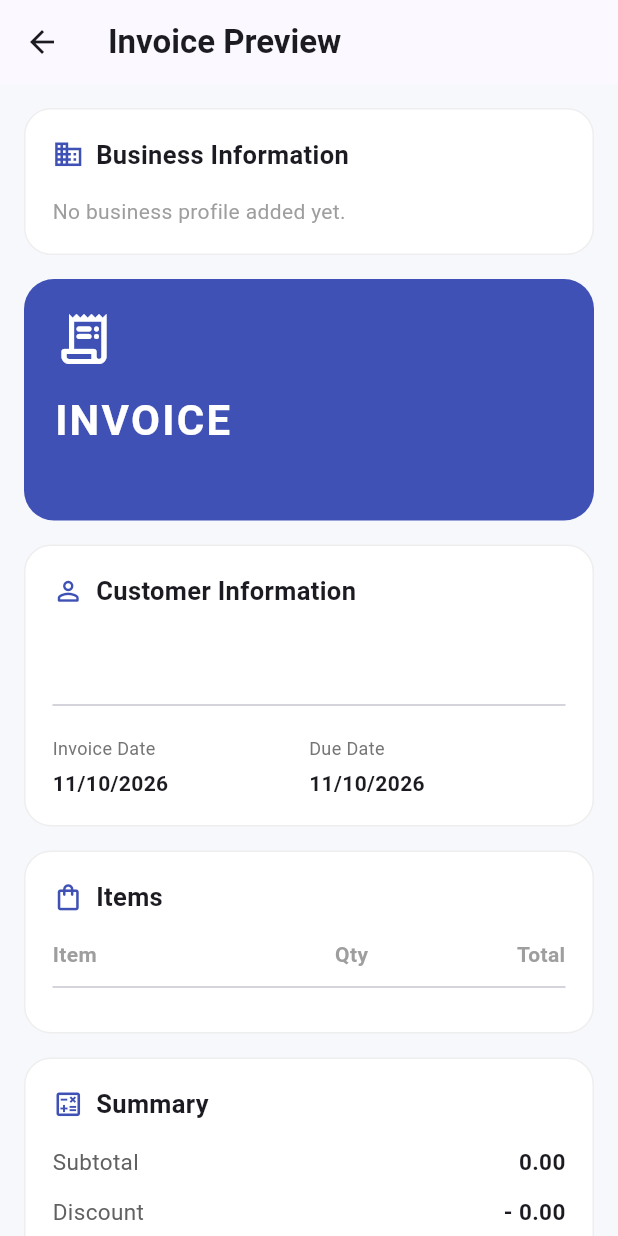
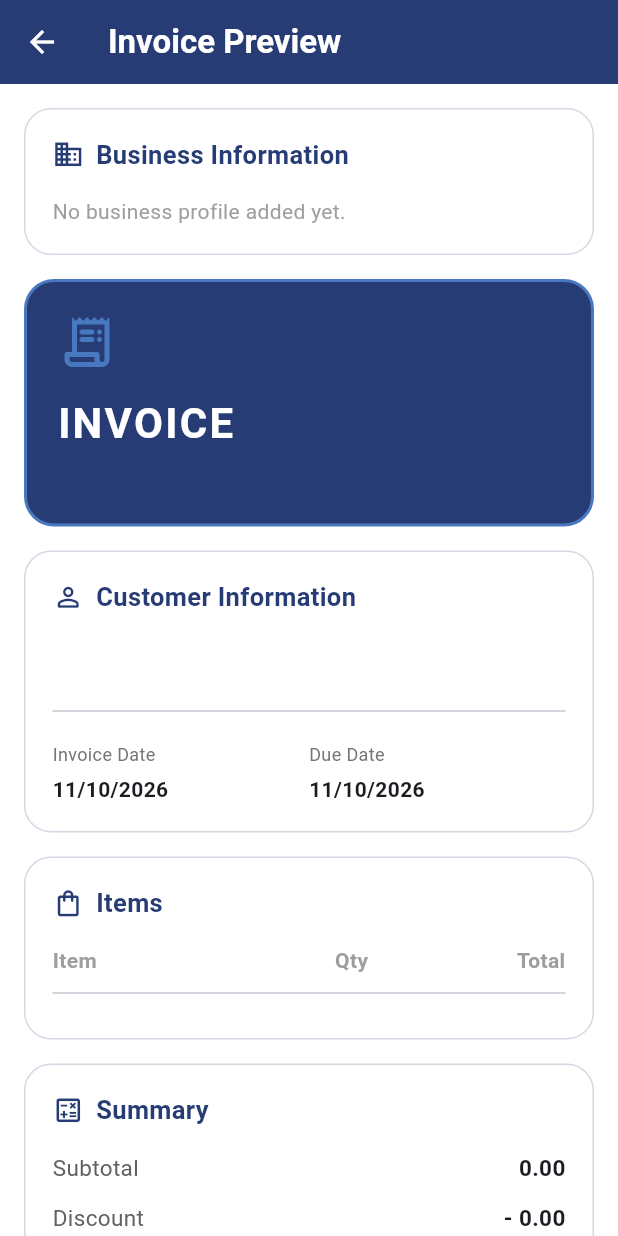
Before and after one commit to MuhammadSirajShah/Invoice-Bill-Maker-, a Flutter app: the InvoicePreviewScreen screen opened directly with empty values, on a phone screen of 412 x 824 dp. Run offline on Flutter 3.47's test engine with Material 3 defaults, Android fonts, the phone set to English and light mode, and no system bars; our stand-ins replace image_picker, pdf, share_plus, shared_preferences; accounts and stored records are empty.

Commit message:
Update project

```diff
--- a/lib/screens/Invoice Templates Screen/invoice_templates_screen.dart
+++ b/lib/screens/Invoice Templates Screen/invoice_templates_screen.dart
@@ -76,7 +76,7 @@ class _InvoiceTemplatesScreenState
           crossAxisCount: 2,
           crossAxisSpacing: 14,
           mainAxisSpacing: 14,
-          childAspectRatio: 0.78,
+          childAspectRatio: 0.62,
         ),
         itemBuilder: (context, index) {
           final template =
--- a/lib/screens/invoice_preview_screen.dart
+++ b/lib/screens/invoice_preview_screen.dart
@@ -4,8 +4,10 @@ import 'dart:io';
 import 'package:flutter/material.dart';
 import 'package:share_plus/share_plus.dart';
 
+import '../models/Invoice Template Model/invoice_template_model.dart';
 import '../models/business_model.dart';
 import '../models/invoice_model.dart';
+import '../services/Invoice Template Storage Service/invoice_template_storage_service.dart';
 import '../services/business_storage_service.dart';
 import '../services/pdf_service.dart';
 
@@ -26,6 +28,9 @@ class _InvoicePreviewScreenState
     extends State<InvoicePreviewScreen> {
   BusinessModel? business;
 
+  InvoiceTemplateModel selectedTemplate =
+      InvoiceTemplateModel.templates.first;
+
   bool isLoadingBusiness = true;
 
   @override
@@ -39,10 +44,14 @@ class _InvoicePreviewScreenState
       final savedBusiness =
       await BusinessStorageService.getBusiness();
 
+      final savedTemplate = await InvoiceTemplateStorageService
+          .getSelectedTemplate();
+
       if (!mounted) return;
 
       setState(() {
         business = savedBusiness;
+        selectedTemplate = savedTemplate;
         isLoadingBusiness = false;
       });
     } catch (e) {
@@ -54,7 +63,7 @@ class _InvoicePreviewScreenState
 
       ScaffoldMessenger.of(context).showSnackBar(
         SnackBar(
-          content: Text('Could not load business profile: $e'),
+          content: Text('Could not load invoice settings: $e'),
         ),
       );
     }
@@ -95,9 +104,7 @@ class _InvoicePreviewScreenState
           title: 'Share Invoice',
           subject: 'Invoice ${widget.invoice.invoiceNumber}',
           text: 'Invoice ${widget.invoice.invoiceNumber}',
-          files: [
-            XFile(filePath),
-          ],
+          files: [XFile(filePath)],
         ),
       );
 
@@ -124,8 +131,10 @@ class _InvoicePreviewScreenState
   @override
   Widget build(BuildContext context) {
     final invoice = widget.invoice;
+    final template = selectedTemplate;
 
     return Scaffold(
+      backgroundColor: template.backgroundColor,
       appBar: AppBar(
         title: const Text(
           'Invoice Preview',
@@ -133,6 +142,8 @@ class _InvoicePreviewScreenState
             fontWeight: FontWeight.bold,
           ),
         ),
+        backgroundColor: template.primaryColor,
+        foregroundColor: Colors.white,
       ),
       body: isLoadingBusiness
           ? const Center(
@@ -142,18 +153,37 @@ class _InvoicePreviewScreenState
         padding: const EdgeInsets.all(16),
         child: Column(
           children: [
-            _BusinessSection(business: business),
+            _BusinessSection(
+              business: business,
+              template: template,
+            ),
             const SizedBox(height: 16),
-            _InvoiceHeader(invoice: invoice),
+            _InvoiceHeader(
+              invoice: invoice,
+              template: template,
+            ),
             const SizedBox(height: 16),
-            _CustomerSection(invoice: invoice),
+            _CustomerSection(
+              invoice: invoice,
+              primaryColor: template.primaryColor,
+            ),
             const SizedBox(height: 16),
-            _ItemsSection(invoice: invoice),
+            _ItemsSection(
+              invoice: invoice,
+              primaryColor: template.primaryColor,
+            ),
             const SizedBox(height: 16),
-            _SummarySection(invoice: invoice),
+            _SummarySection(
+              invoice: invoice,
+              primaryColor: template.primaryColor,
+              accentColor: template.accentColor,
+            ),
             if (invoice.notes.isNotEmpty) ...[
               const SizedBox(height: 16),
-              _NotesSection(invoice: invoice),
+              _NotesSection(
+                invoice: invoice,
+                primaryColor: template.primaryColor,
+              ),
             ],
             const SizedBox(height: 24),
             SizedBox(
@@ -161,6 +191,10 @@ class _InvoicePreviewScreenState
               height: 55,
               child: ElevatedButton.icon(
                 onPressed: _generatePdf,
+                style: ElevatedButton.styleFrom(
+                  backgroundColor: template.primaryColor,
+                  foregroundColor: Colors.white,
+                ),
                 icon: const Icon(
                   Icons.picture_as_pdf_outlined,
                 ),
@@ -179,6 +213,12 @@ class _InvoicePreviewScreenState
               height: 55,
               child: OutlinedButton.icon(
                 onPressed: _shareInvoice,
+                style: OutlinedButton.styleFrom(
+                  foregroundColor: template.primaryColor,
+                  side: BorderSide(
+                    color: template.primaryColor,
+                  ),
+                ),
                 icon: const Icon(Icons.share_outlined),
                 label: const Text(
                   'Share Invoice',
@@ -199,9 +239,11 @@ class _InvoicePreviewScreenState
 
 class _BusinessSection extends StatelessWidget {
   final BusinessModel? business;
+  final InvoiceTemplateModel template;
 
   const _BusinessSection({
     required this.business,
+    required this.template,
   });
 
   @override
@@ -210,6 +252,7 @@ class _BusinessSection extends StatelessWidget {
       return _SectionCard(
         title: 'Business Information',
         icon: Icons.business_outlined,
+        primaryColor: template.primaryColor,
         child: const Text(
           'No business profile added yet.',
           style: TextStyle(color: Colors.grey),
@@ -230,7 +273,7 @@ class _BusinessSection extends StatelessWidget {
       width: double.infinity,
       padding: const EdgeInsets.all(20),
       decoration: BoxDecoration(
-        color: Colors.indigo,
+        color: template.primaryColor,
         borderRadius: BorderRadius.circular(20),
       ),
       child: Column(
@@ -264,7 +307,6 @@ class _BusinessSection extends StatelessWidget {
               ),
             ],
           ),
-
           if (hasLogo) ...[
             const SizedBox(height: 18),
             Center(
@@ -280,17 +322,16 @@ class _BusinessSection extends StatelessWidget {
                   File(path),
                   fit: BoxFit.contain,
                   errorBuilder: (context, error, stackTrace) {
-                    return const Icon(
+                    return Icon(
                       Icons.business,
                       size: 45,
-                      color: Colors.indigo,
+                      color: template.primaryColor,
                     );
                   },
                 ),
               ),
             ),
           ],
-
           const SizedBox(height: 16),
           Text(
             business!.businessName,
@@ -300,7 +341,6 @@ class _BusinessSection extends StatelessWidget {
               fontWeight: FontWeight.bold,
             ),
           ),
-
           if (hasPhone) ...[
             const SizedBox(height: 10),
             _BusinessInfoRow(
@@ -364,9 +404,11 @@ class _BusinessInfoRow extends StatelessWidget {
 
 class _InvoiceHeader extends StatelessWidget {
   final InvoiceModel invoice;
+  final InvoiceTemplateModel template;
 
   const _InvoiceHeader({
     required this.invoice,
+    required this.template,
   });
 
   @override
@@ -375,15 +417,19 @@ class _InvoiceHeader extends StatelessWidget {
       width: double.infinity,
       padding: const EdgeInsets.all(20),
       decoration: BoxDecoration(
-        color: Colors.indigo,
+        color: template.primaryColor,
         borderRadius: BorderRadius.circular(20),
+        border: Border.all(
+          color: template.accentColor,
+          width: 2,
+        ),
       ),
       child: Column(
         crossAxisAlignment: CrossAxisAlignment.start,
         children: [
-          const Icon(
+          Icon(
             Icons.receipt_long_rounded,
-            color: Colors.white,
+            color: template.accentColor,
             size: 40,
           ),
           const SizedBox(height: 14),
@@ -412,9 +458,11 @@ class _InvoiceHeader extends StatelessWidget {
 
 class _CustomerSection extends StatelessWidget {
   final InvoiceModel invoice;
+  final Color primaryColor;
 
   const _CustomerSection({
     required this.invoice,
+    required this.primaryColor,
   });
 
   @override
@@ -422,6 +470,7 @@ class _CustomerSection extends StatelessWidget {
     return _SectionCard(
       title: 'Customer Information',
       icon: Icons.person_outline_rounded,
+      primaryColor: primaryColor,
       child: Column(
         crossAxisAlignment: CrossAxisAlignment.start,
         children: [
@@ -473,9 +522,11 @@ class _CustomerSection extends StatelessWidget {
 
 class _ItemsSection extends StatelessWidget {
   final InvoiceModel invoice;
+  final Color primaryColor;
 
   const _ItemsSection({
     required this.invoice,
+    required this.primaryColor,
   });
 
   @override
@@ -483,6 +534,7 @@ class _ItemsSection extends StatelessWidget {
     return _SectionCard(
       title: 'Items',
       icon: Icons.shopping_bag_outlined,
+      primaryColor: primaryColor,
       child: Column(
         children: [
           Row(
@@ -564,9 +616,13 @@ class _ItemsSection extends StatelessWidget {
 
 class _SummarySection extends StatelessWidget {
   final InvoiceModel invoice;
+  final Color primaryColor;
+  final Color accentColor;
 
   const _SummarySection({
     required this.invoice,
+    required this.primaryColor,
+    required this.accentColor,
   });
 
   @override
@@ -574,6 +630,7 @@ class _SummarySection extends StatelessWidget {
     return _SectionCard(
       title: 'Summary',
       icon: Icons.calculate_outlined,
+      primaryColor: primaryColor,
       child: Column(
         children: [
           _SummaryRow(
@@ -587,12 +644,16 @@ class _SummarySection extends StatelessWidget {
             value: '-${invoice.currency} '
                 '${invoice.discount.toStringAsFixed(2)}',
           ),
-          const Divider(height: 28),
+          Divider(
+            height: 28,
+            color: accentColor.withValues(alpha: 0.7),
+          ),
           _SummaryRow(
             title: 'Total',
             value: '${invoice.currency} '
                 '${invoice.total.toStringAsFixed(2)}',
             isTotal: true,
+            totalColor: primaryColor,
           ),
         ],
       ),
@@ -602,9 +663,11 @@ class _SummarySection extends StatelessWidget {
 
 class _NotesSection extends StatelessWidget {
   final InvoiceModel invoice;
+  final Color primaryColor;
 
   const _NotesSection({
     required this.invoice,
+    required this.primaryColor,
   });
 
   @override
@@ -612,6 +675,7 @@ class _NotesSection extends StatelessWidget {
     return _SectionCard(
       title: 'Notes',
       icon: Icons.notes_outlined,
+      primaryColor: primaryColor,
       child: Text(
         invoice.notes,
         style: TextStyle(
@@ -626,11 +690,13 @@ class _NotesSection extends StatelessWidget {
 class _SectionCard extends StatelessWidget {
   final String title;
   final IconData icon;
+  final Color primaryColor;
   final Widget child;
 
   const _SectionCard({
     required this.title,
     required this.icon,
+    required this.primaryColor,
     required this.child,
   });
 
@@ -643,7 +709,7 @@ class _SectionCard extends StatelessWidget {
         color: Colors.white,
         borderRadius: BorderRadius.circular(18),
         border: Border.all(
-          color: Colors.grey.shade200,
+          color: primaryColor.withValues(alpha: 0.2),
         ),
       ),
       child: Column(
@@ -654,14 +720,15 @@ class _SectionCard extends StatelessWidget {
               Icon(
                 icon,
                 size: 21,
-                color: Colors.indigo,
+                color: primaryColor,
               ),
               const SizedBox(width: 8),
               Text(
                 title,
-                style: const TextStyle(
+                style: TextStyle(
                   fontSize: 17,
                   fontWeight: FontWeight.bold,
+                  color: primaryColor,
                 ),
               ),
             ],
@@ -743,11 +810,13 @@ class _SummaryRow extends StatelessWidget {
   final String title;
   final String value;
   final bool isTotal;
+  final Color? totalColor;
 
   const _SummaryRow({
     required this.title,
     required this.value,
     this.isTotal = false,
+    this.totalColor,
   });
 
   @override
@@ -759,11 +828,10 @@ class _SummaryRow extends StatelessWidget {
           title,
           style: TextStyle(
             fontSize: isTotal ? 17 : 15,
-            fontWeight: isTotal
-                ? FontWeight.bold
-                : FontWeight.normal,
+            fontWeight:
+            isTotal ? FontWeight.bold : FontWeight.normal,
             color: isTotal
-                ? Colors.black
+                ? (totalColor ?? Colors.black)
                 : Colors.grey.shade700,
           ),
         ),
@@ -772,6 +840,7 @@ class _SummaryRow extends StatelessWidget {
           style: TextStyle(
             fontSize: isTotal ? 19 : 15,
             fontWeight: FontWeight.bold,
+            color: isTotal ? totalColor : null,
           ),
         ),
       ],
```
